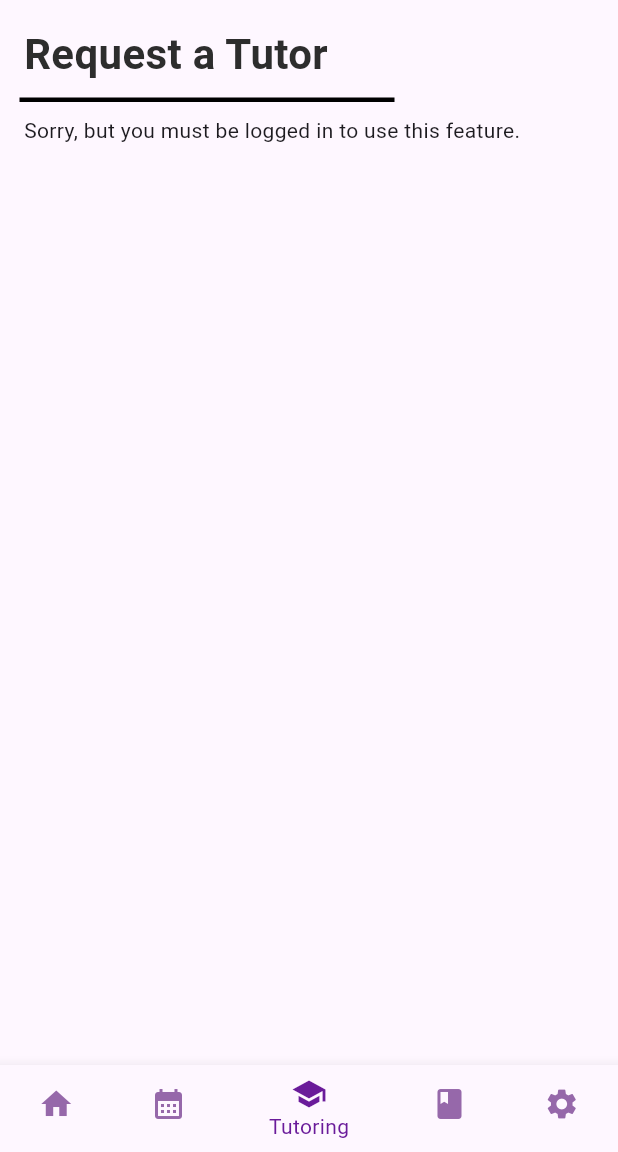
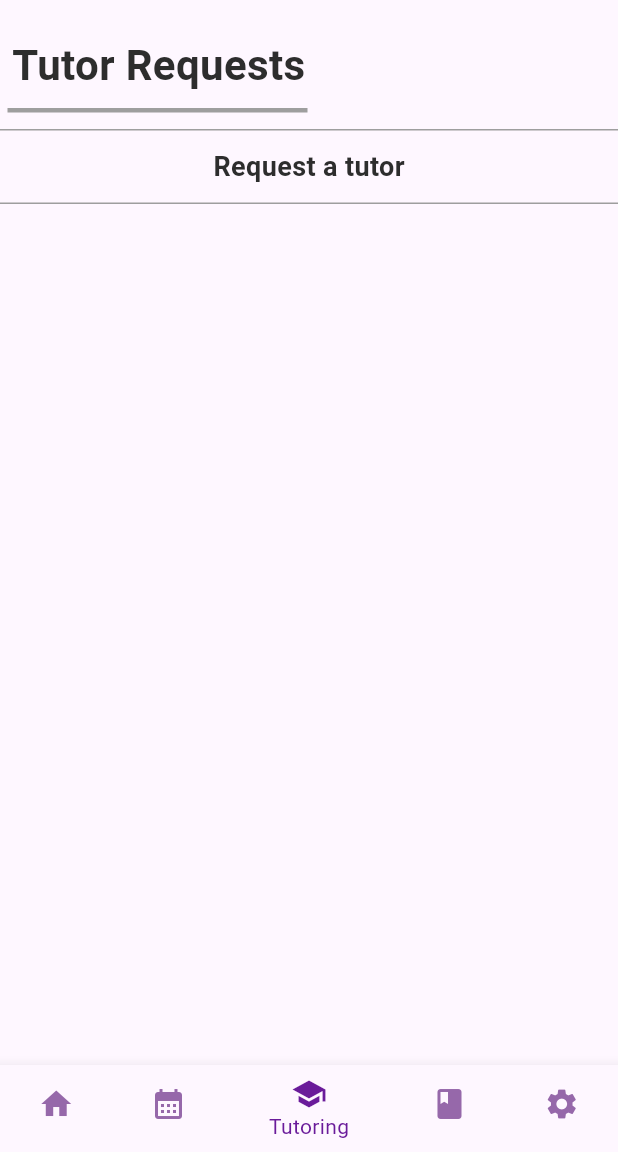
Before and after one commit to ebajec/EngLinks-App, a Flutter app: the screen it shows after launch, item 3 of the bottom bar chosen, on a phone screen of 412 x 824 dp, the part 84-1236 px from its top. Run offline on Flutter 3.47's test engine with Material 2 defaults, Android fonts, the phone set to English and light mode, and no system bars; our stand-ins replace image_picker, table_calendar; network calls fail; Roboto replaces fonts that are missing (Helvetica).

Commit message:
synced the accent bars among events, options, and tutor pages

```diff
--- a/lib/events_page.dart
+++ b/lib/events_page.dart
@@ -5,7 +5,7 @@ import 'my_styles.dart';
 import 'dart:convert';
 import 'package:table_calendar/table_calendar.dart';
 import 'event_data.dart';
-import 'misc_widgets.dart';
+import 'my_widgets.dart';
 import 'dart:io';
 
 class EventsPage extends StatefulWidget {
@@ -45,7 +45,7 @@ class CalendarSelectionScreen extends StatelessWidget {
             style: MyTextStyles.titleMedium(context),
             alignment: Alignment.centerLeft,
           ),
-          AlignedBar(width: 270),
+          AlignedBar(width: accentBarWidth, color: accentBarColor),
           SizedBox(
             height: buttonSpacing,
           ),
--- /dev/null
+++ b/lib/my_widgets.dart
@@ -0,0 +1,109 @@
+import 'package:flutter/material.dart';
+import 'my_styles.dart';
+
+const double accentBarWidth = 220;
+const Color accentBarColor = Colors.grey;
+
+class AlignedText extends StatelessWidget {
+  final String text;
+  final AlignmentGeometry alignment;
+  final TextStyle style;
+  final TextAlign textAlign;
+
+  const AlignedText(
+      {Key? key,
+      required this.text,
+      required this.alignment,
+      this.style = const TextStyle(),
+      this.textAlign = TextAlign.left})
+      : super(key: key);
+
+  @override
+  Widget build(BuildContext context) {
+    return Align(
+      alignment: alignment,
+      child: Padding(
+        padding: const EdgeInsets.all(8.0),
+        child: Text(
+          text,
+          style: style,
+          textAlign: textAlign,
+        ),
+      ),
+    );
+  }
+}
+
+class AlignedBar extends StatelessWidget {
+  const AlignedBar({
+    super.key,
+    this.alignment = Alignment.centerLeft,
+    this.color = Colors.black,
+    required this.width,
+  });
+
+  final double width;
+  final Alignment alignment;
+  final Color color;
+
+  @override
+  Widget build(BuildContext context) {
+    return Align(
+      alignment: Alignment.centerLeft,
+      child: Container(
+        width: width,
+        child: Divider(
+          color: color, //color of divider
+          height: 5, //height spacing of divider
+          thickness: 3, //thickness of divider line
+          indent: 5, //spacing at the start of divider
+          endIndent: 15, //spacing at the end of divider
+        ),
+      ),
+    );
+  }
+}
+
+class WideButton extends StatelessWidget {
+  final String label;
+  final VoidCallback onPressed;
+
+  const WideButton({
+    required this.label,
+    required this.onPressed,
+    this.height = 50,
+    this.textStyle = const TextStyle(),
+    this.textAlign = Alignment.center,
+  });
+
+  final double height;
+  final TextStyle textStyle;
+  final Alignment textAlign;
+
+  @override
+  Widget build(BuildContext context) {
+    return Container(
+      width: double.infinity,
+      height: height,
+      decoration: BoxDecoration(
+        border: Border(
+          top: BorderSide(color: Colors.grey),
+          bottom: BorderSide(color: Colors.grey),
+        ),
+      ),
+      child: Material(
+        color: Colors.transparent,
+        child: InkWell(
+          onTap: onPressed,
+          child: Center(
+            child: AlignedText(
+              text: label,
+              style: textStyle,
+              alignment: textAlign,
+            ),
+          ),
+        ),
+      ),
+    );
+  }
+}
--- a/lib/tutor_page.dart
+++ b/lib/tutor_page.dart
@@ -4,7 +4,7 @@ import 'package:provider/provider.dart';
 import 'package:http/http.dart' as http;
 import 'dart:convert';
 import 'app_state.dart';
-import 'misc_widgets.dart';
+import 'my_widgets.dart';
 
 /* Tutoring page will need to have input boxes for the user and a button to send
 the tutor request.  In _TutorPageState, before the build() method, some control
@@ -17,6 +17,23 @@ class TutorPage extends StatefulWidget {
 }
 
 class _TutorPageState extends State<TutorPage> {
+  Widget _loginPopupDialog(BuildContext context) {
+    return AlertDialog(
+      content:
+          const Text('Sorry, but you must be logged in to use this feature.'),
+      actions: <Widget>[
+        Center(
+          child: IconButton(
+            onPressed: () {
+              Navigator.of(context).pop();
+            },
+            icon: Icon(Icons.close),
+          ),
+        ),
+      ],
+    );
+  }
+
   @override
   Widget build(BuildContext context) {
     var appState = context.watch<AppState>();
@@ -24,25 +41,33 @@ class _TutorPageState extends State<TutorPage> {
     return Center(
       child: Column(
         children: [
-          Padding(
-            padding: const EdgeInsets.all(8.0),
-            child: Column(
-              children: [
+          SizedBox(height: 15),
           AlignedText(
-                  text: 'Request a Tutor',
+            text: 'Tutor Requests',
             style: MyTextStyles.titleMedium(context),
             alignment: Alignment.centerLeft,
           ),
-                AlignedBar(width: 270),
-                if (!appState.isLoggedIn())
-                  AlignedText(
-                      text:
-                          'Sorry, but you must be logged in to use this feature.',
-                      alignment: Alignment.centerLeft),
-              ],
-            ),
-          ),
-          if (appState.isLoggedIn()) TutorForm(key: UniqueKey())
+          AlignedBar(width: accentBarWidth, color: accentBarColor),
+          SizedBox(height: 10),
+          WideButton(
+            label: 'Request a tutor',
+            height: 50,
+            textStyle: MyTextStyles.bold(context, 18),
+            onPressed: () {
+              if (appState.isLoggedIn()) {
+                Navigator.push(
+                  context,
+                  MaterialPageRoute(
+                      builder: (context) => TutorForm(key: UniqueKey())),
+                );
+              } else {
+                showDialog(
+                  context: context,
+                  builder: (BuildContext context) => _loginPopupDialog(context),
+                );
+              }
+            },
+          )
         ],
       ),
     );
@@ -146,7 +171,10 @@ class TutorFormState extends State<TutorForm> {
 
     formData['user'] = appState.retrieveUsername()!;
 
-    return Form(
+    return Scaffold(
+      appBar: AppBar(title: Text('Request a tutor')),
+      body: Center(
+        child: Form(
           key: _formKey,
           child: Column(
             children: <Widget>[
@@ -309,10 +337,13 @@ class TutorFormState extends State<TutorForm> {
               ),
             ],
           ),
+        ),
+      ),
     );
   }
 }
 
+// ignore: must_be_immutable
 class FormDropdownInput<T> extends StatelessWidget {
   final List<T> items;
   final String hintText;
```
Also changed, not shown: lib/options_page.dart (+8 -10 lines). Lines whose indentation alone changed are shown as unchanged.
